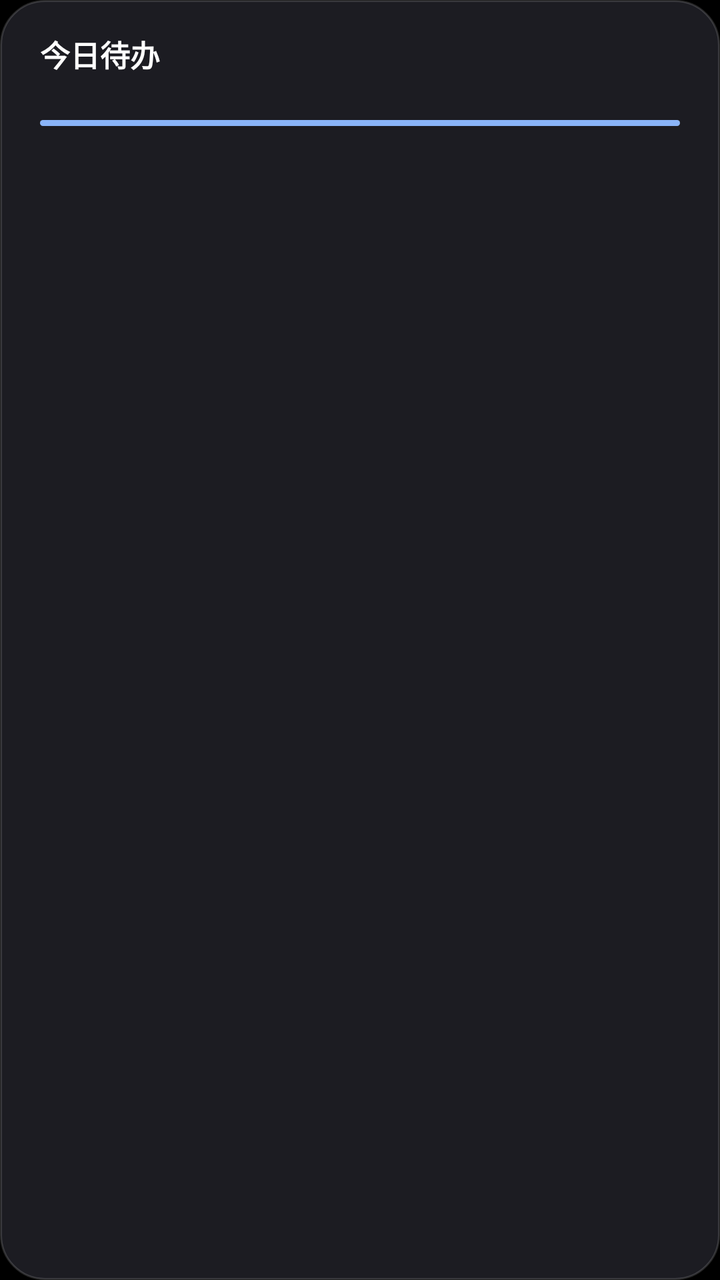
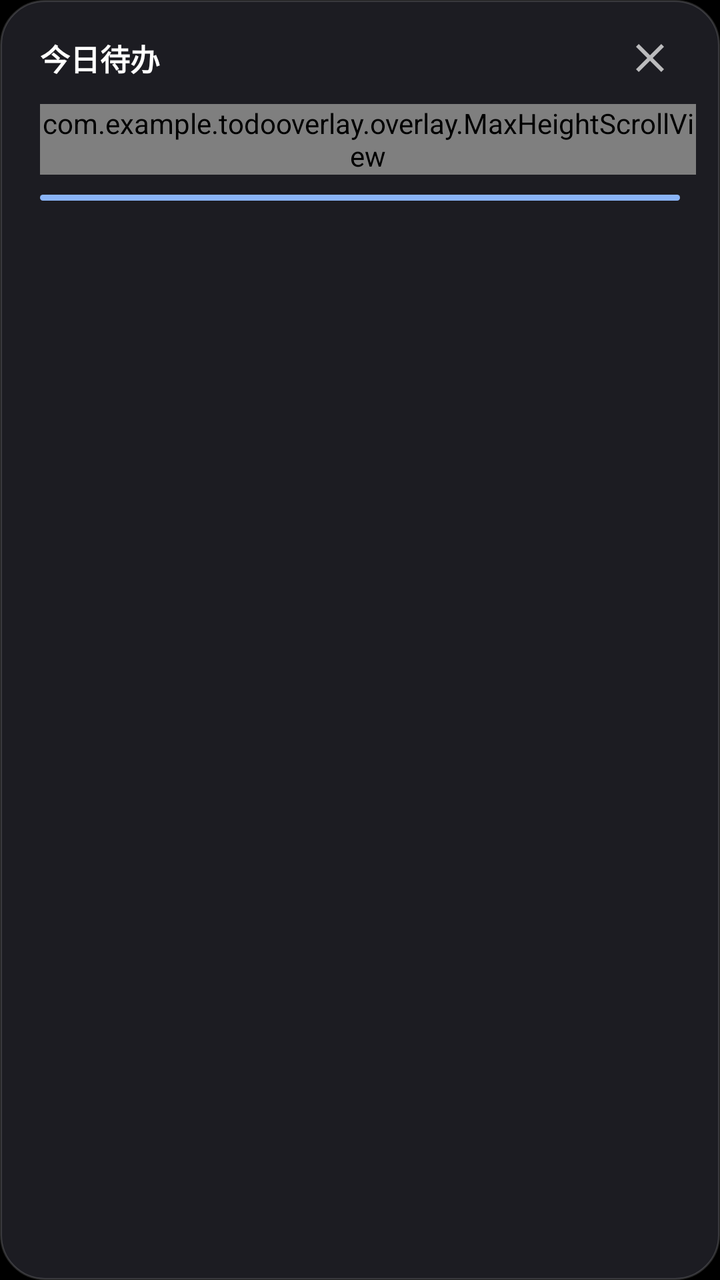

Screens rendered from an Android XML layout before and after an edit, with the pre-edit source and the edit as a unified diff.
<!-- AndroidManifest.xml: application theme Theme.TodoOverlay -->
<!-- res/layout/overlay_card.xml -->
<?xml version="1.0" encoding="utf-8"?>
<LinearLayout xmlns:android="http://schemas.android.com/apk/res/android"
    android:id="@+id/card_root"
    android:layout_width="match_parent"
    android:layout_height="wrap_content"
    android:background="@drawable/bg_overlay_card"
    android:elevation="12dp"
    android:orientation="vertical"
    android:paddingStart="20dp"
    android:paddingTop="16dp"
    android:paddingEnd="20dp"
    android:paddingBottom="14dp">

    <LinearLayout
        android:layout_width="match_parent"
        android:layout_height="wrap_content"
        android:orientation="horizontal"
        android:gravity="center_vertical">

        <TextView
            android:id="@+id/tv_title"
            android:layout_width="0dp"
            android:layout_height="wrap_content"
            android:layout_weight="1"
            android:text="@string/overlay_title"
            android:textColor="#FFFFFFFF"
            android:textSize="15sp"
            android:textStyle="bold" />

        <TextView
            android:id="@+id/tv_countdown"
            android:layout_width="wrap_content"
            android:layout_height="wrap_content"
            android:textColor="#B3FFFFFF"
            android:textSize="13sp" />
    </LinearLayout>

    <TextView
        android:id="@+id/tv_subtitle"
        android:layout_width="match_parent"
        android:layout_height="wrap_content"
        android:layout_marginTop="2dp"
        android:textColor="#80FFFFFF"
        android:textSize="12sp"
        android:visibility="gone" />

    
    <LinearLayout
        android:id="@+id/container_items"
        android:layout_width="match_parent"
        android:layout_height="wrap_content"
        android:layout_marginTop="10dp"
        android:orientation="vertical" />

    <ProgressBar
        android:id="@+id/progress"
        style="?android:attr/progressBarStyleHorizontal"
        android:layout_width="match_parent"
        android:layout_height="3dp"
        android:layout_marginTop="12dp"
        android:max="1000"
        android:progress="1000"
        android:progressDrawable="@drawable/progress_overlay" />

</LinearLayout>
<!-- resources referenced by this layout -->
<resources>
  <!-- drawable bg_overlay_card (drawable) -->
  <?xml version="1.0" encoding="utf-8"?>
  <shape xmlns:android="http://schemas.android.com/apk/res/android"
      android:shape="rectangle">
      <solid android:color="#FF1C1C22" />
      <corners android:radius="22dp" />
      <stroke
          android:width="1dp"
          android:color="#26FFFFFF" />
  </shape>
  <!-- drawable progress_overlay (drawable) -->
  <?xml version="1.0" encoding="utf-8"?>
  <layer-list xmlns:android="http://schemas.android.com/apk/res/android">
      <item android:id="@android:id/background">
          <shape android:shape="rectangle">
              <corners android:radius="2dp" />
              <solid android:color="#1FFFFFFF" />
          </shape>
      </item>
      <item android:id="@android:id/progress">
          <clip>
              <shape android:shape="rectangle">
                  <corners android:radius="2dp" />
                  <solid android:color="#8AB4F8" />
              </shape>
          </clip>
      </item>
  </layer-list>
  <string name="overlay_title">今日待办</string>
  <style name="Theme.TodoOverlay" parent="android:Theme.Material.NoActionBar">
          <item name="android:statusBarColor">@android:color/transparent</item>
          <item name="android:navigationBarColor">@android:color/transparent</item>
          <item name="android:windowBackground">@android:color/black</item>
      </style>
</resources>

<!-- the commit's change to res/layout/overlay_card.xml (unified diff, before → after) -->
@@ -7,15 +7,16 @@
     android:elevation="12dp"
     android:orientation="vertical"
     android:paddingStart="20dp"
-    android:paddingTop="16dp"
-    android:paddingEnd="20dp"
+    android:paddingTop="14dp"
+    android:paddingEnd="12dp"
     android:paddingBottom="14dp">
 
     <LinearLayout
         android:layout_width="match_parent"
         android:layout_height="wrap_content"
+        android:gravity="center_vertical"
         android:orientation="horizontal"
-        android:gravity="center_vertical">
+        android:paddingEnd="8dp">
 
         <TextView
             android:id="@+id/tv_title"
@@ -33,31 +34,40 @@
             android:layout_height="wrap_content"
             android:textColor="#B3FFFFFF"
             android:textSize="13sp" />
+
+        <ImageButton
+            android:id="@+id/btn_close"
+            android:layout_width="30dp"
+            android:layout_height="30dp"
+            android:layout_marginStart="4dp"
+            android:background="?android:attr/selectableItemBackgroundBorderless"
+            android:contentDescription="@string/overlay_close"
+            android:padding="6dp"
+            android:src="@drawable/ic_close" />
     </LinearLayout>
 
-    <TextView
-        android:id="@+id/tv_subtitle"
+    <com.example.todooverlay.overlay.MaxHeightScrollView
+        android:id="@+id/scroll_items"
         android:layout_width="match_parent"
         android:layout_height="wrap_content"
-        android:layout_marginTop="2dp"
-        android:textColor="#80FFFFFF"
-        android:textSize="12sp"
-        android:visibility="gone" />
+        android:layout_marginTop="8dp"
+        android:overScrollMode="ifContentScrolls"
+        android:scrollbars="none">
 
-    
-    <LinearLayout
-        android:id="@+id/container_items"
-        android:layout_width="match_parent"
-        android:layout_height="wrap_content"
-        android:layout_marginTop="10dp"
-        android:orientation="vertical" />
+        <LinearLayout
+            android:id="@+id/container_items"
+            android:layout_width="match_parent"
+            android:layout_height="wrap_content"
+            android:orientation="vertical" />
+    </com.example.todooverlay.overlay.MaxHeightScrollView>
 
     <ProgressBar
         android:id="@+id/progress"
         style="?android:attr/progressBarStyleHorizontal"
         android:layout_width="match_parent"
         android:layout_height="3dp"
-        android:layout_marginTop="12dp"
+        android:layout_marginTop="10dp"
+        android:layout_marginEnd="8dp"
         android:max="1000"
         android:progress="1000"
         android:progressDrawable="@drawable/progress_overlay" />
<!-- resource entries referenced after the edit -->
@@ -10,6 +10,16 @@
           android:width="1dp"
           android:color="#26FFFFFF" />
   </shape>
+  <!-- drawable ic_close (drawable) -->
+  <vector xmlns:android="http://schemas.android.com/apk/res/android"
+      android:width="24dp"
+      android:height="24dp"
+      android:viewportWidth="24"
+      android:viewportHeight="24">
+      <path
+          android:fillColor="#B3FFFFFF"
+          android:pathData="M19,6.41L17.59,5 12,10.59 6.41,5 5,6.41 10.59,12 5,17.59 6.41,19 12,13.41 17.59,19 19,17.59 13.41,12z" />
+  </vector>
   <!-- drawable progress_overlay (drawable) -->
   <?xml version="1.0" encoding="utf-8"?>
   <layer-list xmlns:android="http://schemas.android.com/apk/res/android">
@@ -28,6 +38,7 @@
           </clip>
       </item>
   </layer-list>
+  <string name="overlay_close">关闭卡片</string>
   <string name="overlay_title">今日待办</string>
   <style name="Theme.TodoOverlay" parent="android:Theme.Material.NoActionBar">
           <item name="android:statusBarColor">@android:color/transparent</item>
